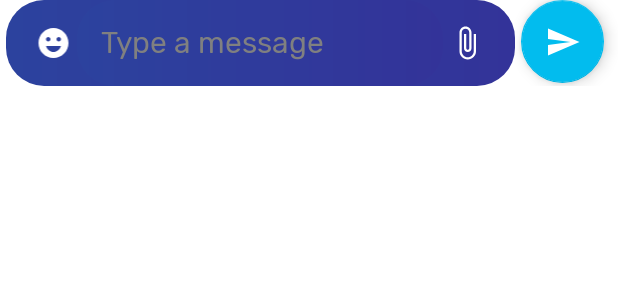
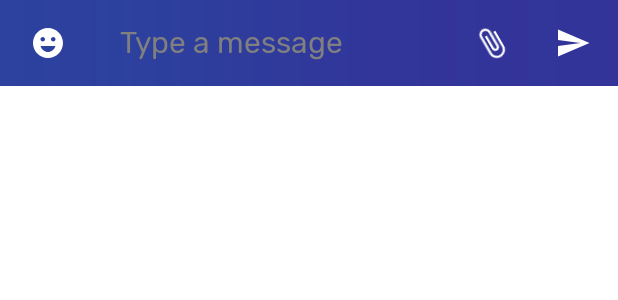
Before and after one commit to Ambuj-Singh/Dating-App, an Android app: the layout message_input.xml on its own in the app's theme, with its tools: preview values and no code run, on a phone screen of 412 x 824 dp. Shown: the top 300 px of the screen. Run offline under Robolectric (Android 15) with nearby library versions, the phone set to English and light mode, and no system bars.

Commit message:
Conversation related changes
Received message view holder delivery status visibility : gone and DataContext delete feature repaired and received message is now converted to messagemodel to check duplication because of firebase persistence.

```diff
--- a/DatingApp/app/src/main/java/com/dream/dating/user/ui/Conversation.java
+++ b/DatingApp/app/src/main/java/com/dream/dating/user/ui/Conversation.java
@@ -27,7 +27,6 @@ import com.dream.dating.user.UserModel.MessageModel;
 import com.dream.dating.user.UserModel.ReceiverModel;
 import com.google.android.gms.tasks.OnFailureListener;
 import com.google.android.gms.tasks.OnSuccessListener;
-import com.google.android.material.floatingactionbutton.FloatingActionButton;
 import com.google.firebase.Timestamp;
 import com.google.firebase.auth.FirebaseAuth;
 import com.google.firebase.firestore.CollectionReference;
@@ -105,7 +104,7 @@ public class  Conversation extends AppCompatActivity {
         });
 
         //send message
-        FloatingActionButton sendMessage = findViewById(R.id.send_message);
+        ImageView sendMessage = findViewById(R.id.send_message);
         sendMessage.setOnClickListener(v -> {
             EditText message = findViewById(R.id.input_message_user);
             String input_message = message.getText().toString().trim();
--- a/DatingApp/app/src/main/res/drawable/message_counter.xml
+++ b/DatingApp/app/src/main/res/drawable/message_counter.xml
@@ -1,7 +1,7 @@
 <?xml version="1.0" encoding="utf-8"?>
 <shape xmlns:android="http://schemas.android.com/apk/res/android"
     android:shape="rectangle">
-    <solid android:color="@color/BlueTone"/>
+    <solid android:color="@color/colorPrimaryDark"/>
    <size android:width="25dp"
        android:height="25dp"/>
     <corners
--- a/DatingApp/app/src/main/res/drawable/message_input_background.xml
+++ b/DatingApp/app/src/main/res/drawable/message_input_background.xml
@@ -4,5 +4,4 @@
     <gradient
         android:startColor="@color/sent_message"
         android:endColor="@color/received_message"/>
-    <corners android:radius="25dp"/>
 </shape>
--- a/DatingApp/app/src/main/res/layout/message_input.xml
+++ b/DatingApp/app/src/main/res/layout/message_input.xml
@@ -2,35 +2,32 @@
 <FrameLayout xmlns:android="http://schemas.android.com/apk/res/android"
     android:layout_width="match_parent"
     android:layout_height="match_parent"
-    android:paddingBottom="4dp"
+
     xmlns:app="http://schemas.android.com/apk/res-auto">
 <LinearLayout
     android:layout_width="match_parent"
     android:layout_height="wrap_content"
     android:orientation="horizontal"
-    android:weightSum="2">
+    android:background="@drawable/message_input_background">
     <LinearLayout
         android:layout_width="wrap_content"
         android:layout_height="wrap_content"
         android:layout_marginStart="4dp"
-        android:layout_weight="1.8"
-        android:weightSum="3"
         android:background="@drawable/message_input_background">
         <ImageView
-            android:layout_weight=".3"
             android:id="@+id/switch_to_emoji"
             android:layout_width="wrap_content"
             android:layout_height="wrap_content"
             android:layout_gravity="center"
-            android:layout_marginStart="16dp"
+            android:padding="16dp"
+            android:layout_marginEnd="4dp"
             android:clickable="true"
             android:src="@drawable/ic_baseline_emoji_emotions_24"
             android:focusable="true" />
 
         <EditText
-            android:layout_weight="2.4"
             android:id="@+id/input_message_user"
-            android:layout_width="wrap_content"
+            android:layout_width="240dp"
             android:layout_height="wrap_content"
             android:hint="@string/hint_input"
             android:textSize="20sp"
@@ -45,23 +42,25 @@
             android:layout_width="wrap_content"
             android:layout_height="wrap_content"
             android:layout_gravity="center"
-            android:layout_weight="0.3"
             android:clickable="true"
-            android:layout_marginEnd="16dp"
+            android:padding="12dp"
+
+            android:rotation="-30"
             android:src="@drawable/ic_baseline_attach_file_24"
             android:focusable="true" />
 
     </LinearLayout>
-<com.google.android.material.floatingactionbutton.FloatingActionButton
-    android:layout_width="55dp"
-    android:layout_height="55dp"
-    android:layout_weight=".2"
+<ImageView
     android:id="@+id/send_message"
-    app:srcCompat="@drawable/ic_baseline_send_24"
+    android:layout_width="wrap_content"
+    android:layout_height="wrap_content"
+    android:src="@drawable/ic_baseline_send_24"
+    android:clickable="true"
+    android:focusable="true"
     android:layout_marginStart="4dp"
-    app:tint="@color/white"
-    style="@style/floating_action_button"
-    app:backgroundTint="@color/colorPrimary">
-</com.google.android.material.floatingactionbutton.FloatingActionButton>
+    android:layout_gravity="center"
+    android:padding="14dp"
+    android:contentDescription="@string/send_message_to_server" />
+
 </LinearLayout>
 </FrameLayout>
--- a/DatingApp/app/src/main/res/values/strings.xml
+++ b/DatingApp/app/src/main/res/values/strings.xml
@@ -458,5 +458,6 @@
 
     <string name="edit_profile">Edit Profile</string>
     <string name="name_logo">DREAM DATING<sup>®</sup></string>
+    <string name="send_message_to_server">send_message_to_server</string>
 
 </resources>
--- a/DatingApp/build.gradle
+++ b/DatingApp/build.gradle
@@ -10,7 +10,7 @@ buildscript {
 
     }
     dependencies {
-        classpath 'com.android.tools.build:gradle:7.1.2'
+        classpath 'com.android.tools.build:gradle:7.1.3'
         classpath 'com.google.gms:google-services:4.3.10'
         classpath "io.realm:realm-gradle-plugin:10.10.1"
 
```
Also changed, not shown: DatingApp/app/build.gradle (+5 -5 lines), DatingApp/app/src/main/java/com/dream/dating/user/ui/Profiles.java (+5 -2 lines), DatingApp/app/src/main/res/layout/conversation.xml (+8 -7 lines), DatingApp/app/src/main/res/layout/profile_header_user.xml (+8 -6 lines), DatingApp/app/src/main/res/layout/progress.xml (+21 -18 lines).
